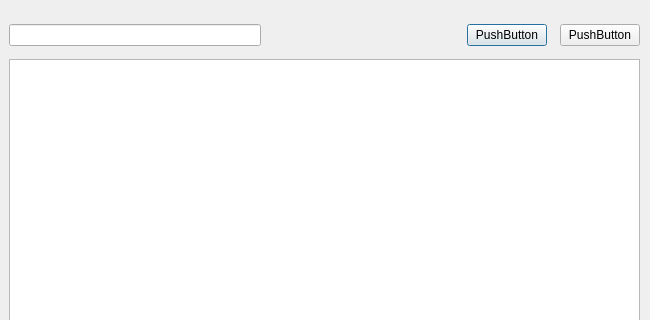
Qt form notewindows.ui (btnt51/ekzamen) before a commit; both pictures show x 0 to 650 and y 0 to 320 of the 650 by 480 pixel window.
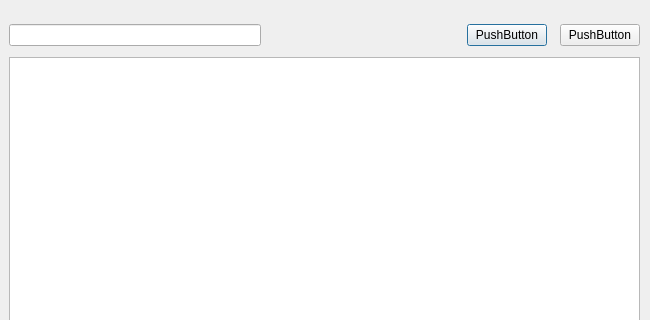
The same form after that commit.

Diff of the .ui file:
```diff
--- a/notewindows.ui
+++ b/notewindows.ui
@@ -125,7 +125,7 @@
       <property name="sizeHint" stdset="0">
        <size>
         <width>20</width>
-        <height>7</height>
+        <height>5</height>
        </size>
       </property>
      </spacer>
```
Left out of the diff: 6 changed lines with no effect on the pictures.
